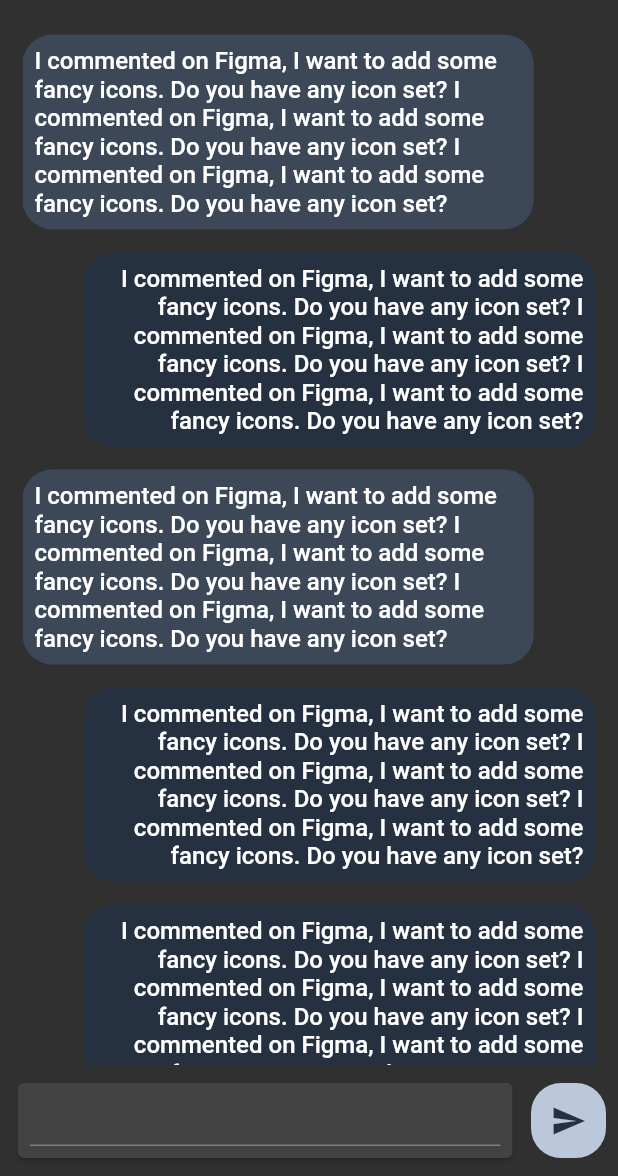
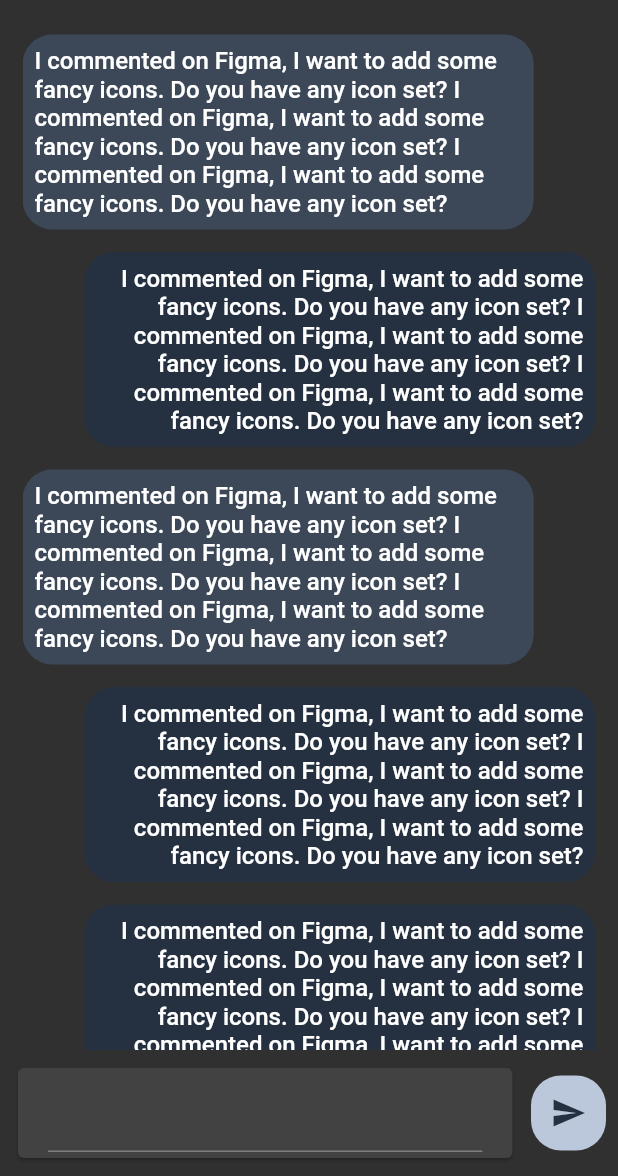
Before and after one commit to albint3r/chatbot_flutter, a Flutter app: the ChatPage screen opened directly, on a phone screen of 412 x 824 dp, the part 60-1236 px from its top. Run offline on Flutter 3.47's test engine with Material 2 defaults, Android fonts, the phone set to English and light mode, and no system bars; drawn by our look-alikes of reactive_forms; our stand-ins replace auto_route, bloc, firebase_auth, firebase_core, flutter_bloc, freezed_annotation and 5 more; missing offline and left inert: flutter_config; accounts and stored records are empty; generated files the repository leaves out were written again.

```diff
--- a/lib/src/application/chat/chat_bloc.dart
+++ b/lib/src/application/chat/chat_bloc.dart
@@ -21,15 +21,16 @@ class ChatBloc extends Bloc<ChatEvent, ChatState> {
         state.copyWith(
           isLoading: false,
           form: facade.form,
+          chatControlName: facade.chatControlName,
         ),
       );
     });
     on<_ChatEventSendMessage>((event, emit) {
       // TODO ADD LOGIC HERE!
-      print('-'*100);
+      print('-' * 100);
       print('Ejecutando este vento');
       print(facade.form.rawValue);
-      print('-'*100);
+      print('-' * 100);
     });
   }
 }
--- a/lib/src/application/chat/chat_state.dart
+++ b/lib/src/application/chat/chat_state.dart
@@ -5,6 +5,7 @@ class ChatState with _$ChatState {
   const factory ChatState({
     required bool isLoading,
     FormGroup? form,
+    String? chatControlName,
   }) = _Initial;
 
   factory ChatState.initial() => const ChatState(
--- a/lib/src/domain/chat/i_chat_facade.dart
+++ b/lib/src/domain/chat/i_chat_facade.dart
@@ -2,4 +2,5 @@ import 'package:reactive_forms/reactive_forms.dart';
 
 abstract class IChatFacade {
   FormGroup get form;
+  String get chatControlName;
 }
--- a/lib/src/infrastructure/chat/chat_facade_impl.dart
+++ b/lib/src/infrastructure/chat/chat_facade_impl.dart
@@ -14,4 +14,8 @@ class ChatFacadeImpl implements IChatFacade {
 
   @override
   FormGroup get form => chatForm.form;
+
+  /// Is the Name Controller of the Chat Field.
+  @override
+  String get chatControlName => form.rawValue.keys.first;
 }
--- a/lib/src/presentation/chat/widgets/chat_text_field.dart
+++ b/lib/src/presentation/chat/widgets/chat_text_field.dart
@@ -15,6 +15,7 @@ class ChatTextField extends StatelessWidget {
     final bloc = context.watch<ChatBloc>();
     final state = bloc.state;
     final size = MediaQuery.of(context).size;
+    final theme = Theme.of(context);
     if (state.isLoading) return const CircularProgressIndicator();
 
     return Padding(
@@ -26,12 +27,15 @@ class ChatTextField extends StatelessWidget {
           children: [
             Card(
               child: SizedBox(
-                height: 50,
+                height: 60,
                 width: size.width * .80,
                 child: Padding(
-                  padding: const EdgeInsets.all(8.0),
+                  padding: const EdgeInsets.symmetric(horizontal: 20),
                   child: ReactiveTextField(
-                    formControlName: 'chat',
+                    style: theme.textTheme.bodyMedium,
+                    maxLines: 2,
+                    formControlName: state.chatControlName,
+                    // formControlName: state!.form!.rawValue!.keys![0],
                   ),
                 ),
               ),
--- a/lib/src/presentation/chat/widgets/send_button.dart
+++ b/lib/src/presentation/chat/widgets/send_button.dart
@@ -27,6 +27,7 @@ class SendButton extends StatelessWidget {
     final bloc = context.watch<ChatBloc>();
     final state = bloc.state;
     final colorScheme = Theme.of(context).colorScheme;
+    const double square = 50;
     return ReactiveFormConsumer(
       builder: (context, _, __) {
         return InkWell(
@@ -35,8 +36,8 @@ class SendButton extends StatelessWidget {
             decoration: _boxDecoration(
               colorScheme,
             ),
-            width: 50,
-            height: 50,
+            width: square,
+            height: square,
             child: Icon(
               Icons.send,
               color: colorScheme.onSecondary,
```
Also changed, not shown: lib/src/infrastructure/chat/chat_form_impl.dart (+6 -4 lines), lib/src/application/chat/chat_bloc.freezed.dart.
